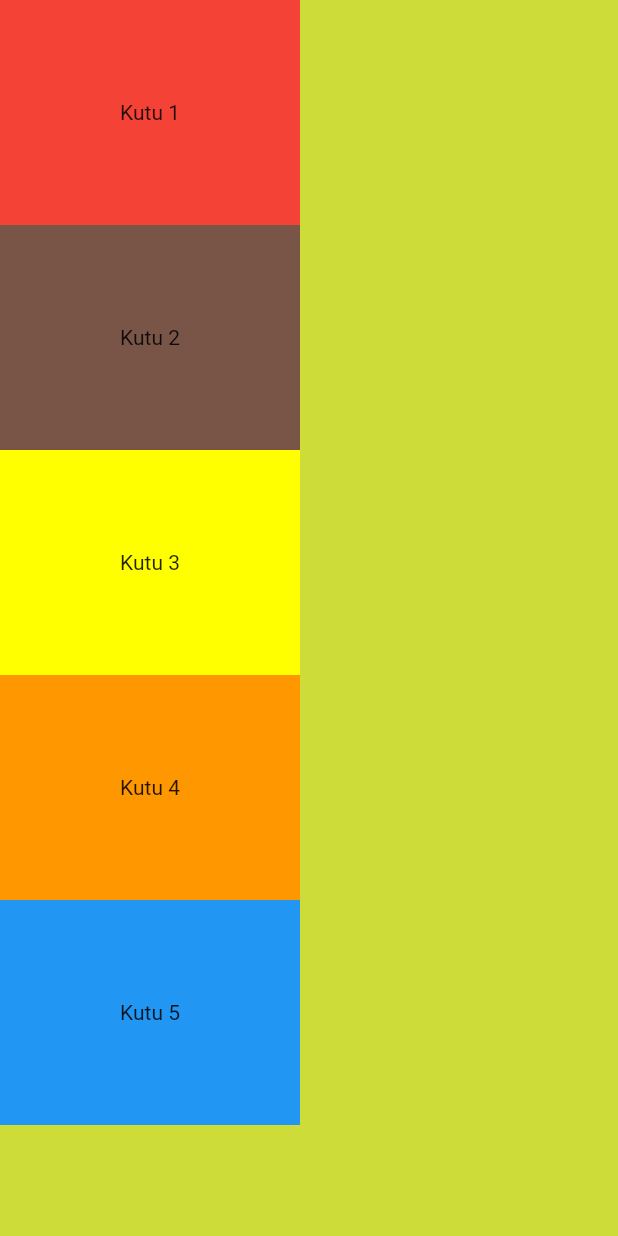
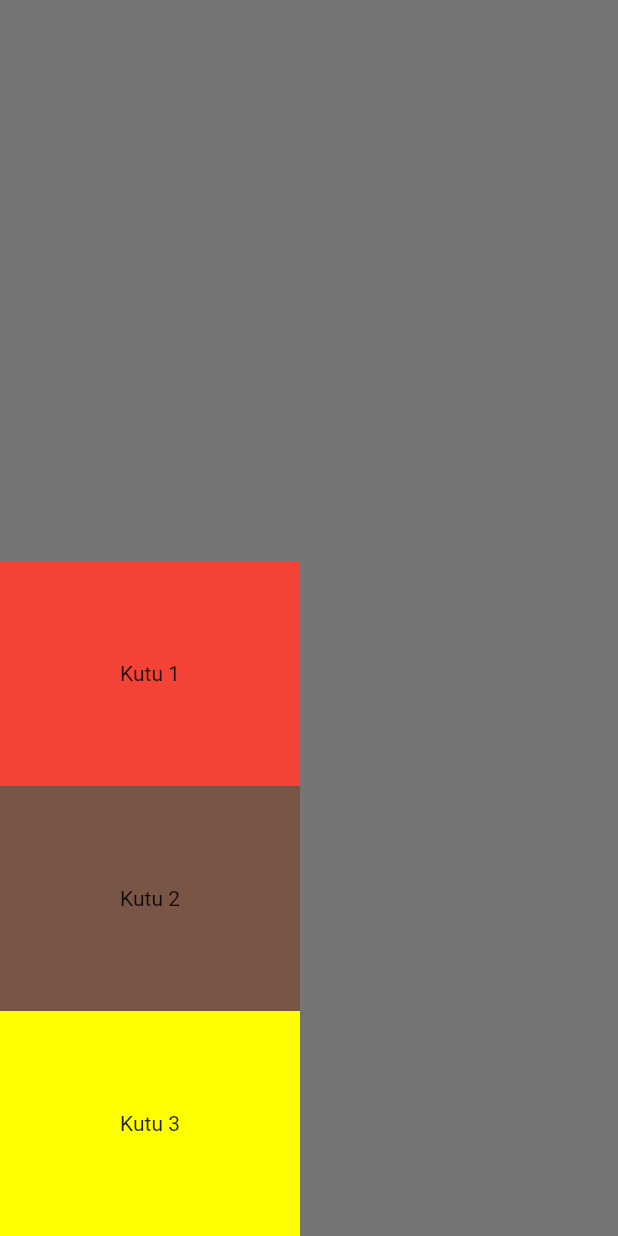
Before and after one commit to yssfsahn/kahve-dunyasi, a Flutter app: the screen it shows after launch, on a phone screen of 412 x 824 dp. Run offline on Flutter 3.47's test engine with Material 2 defaults, Android fonts, the phone set to English and light mode, and no system bars.

Commit message:
//mainAxisSize: MainAxisSize.min, <= bu en minimal şekilde ekrara sığdırır //mainAxisAlignment: MainAxisAlignment.start: kutuları tepede tutturur, MainAxisAlignment.end ise kutuları alta tutturur.

```diff
--- a/lib/main.dart
+++ b/lib/main.dart
@@ -13,9 +13,13 @@ class YusufBox extends StatelessWidget {
   Widget build(BuildContext context) {
     return MaterialApp(
       home: Scaffold(
-        backgroundColor: Colors.lime,
+        backgroundColor: Colors.black54,
         body: SafeArea(
           child: Column(
+            //mainAxisSize: MainAxisSize.min, <= bu en minimal şekilde ekrara sığdırır
+            //mainAxisAlignment: MainAxisAlignment.start: kutuları tepede tutturur, MainAxisAlignment.end ise kutuları alta tutturur.
+            mainAxisAlignment: MainAxisAlignment.end,
+
             children: [
               Container(
                 width: 200,
@@ -38,20 +42,6 @@ class YusufBox extends StatelessWidget {
                 child: Text('Kutu 3'),
                 alignment: FractionalOffset.center,
               ),
-              Container(
-                height: 150,
-                width: 200,
-                color: Colors.orange,
-                child: Text('Kutu 4'),
-                alignment: FractionalOffset.center,
-              ),
-              Container(
-                height: 150,
-                width: 200,
-                color: Colors.blue,
-                child: Text('Kutu 5'),
-                alignment: FractionalOffset.center,
-              ),
             ],
           ),
         ),
```
